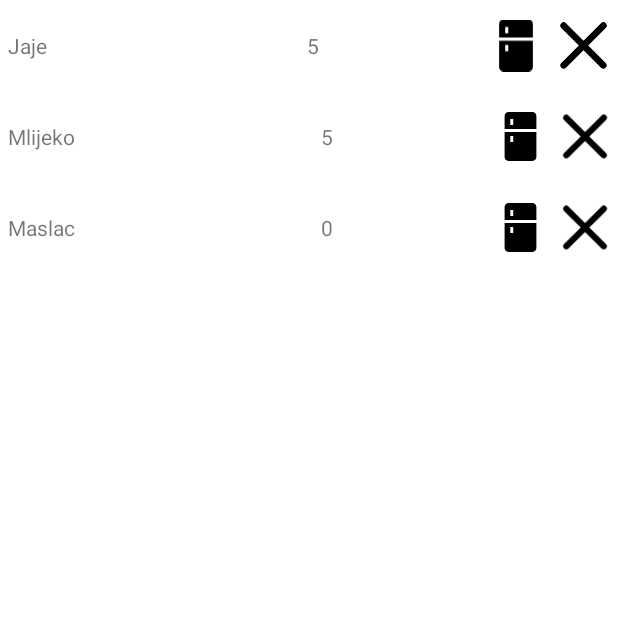
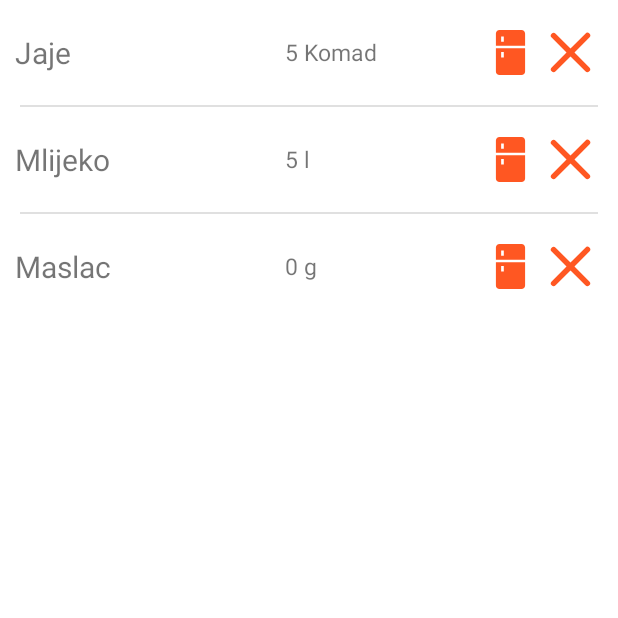
Before and after one commit to foivz/rampu22-ssmrcek20-kvardijan-fsostaric20, an Android app: the fragment ShoppingListFragment shown on its own in the app's theme, on a phone screen of 412 x 824 dp, the top half of it. Run offline under Robolectric (Android 15) with nearby library versions, the phone set to English and light mode, and no system bars.

Commit message:
Popravak prikaza shopping liste

```diff
--- a/Software/app/src/main/java/hr/foi/rampu/fridgium/adapters/ShoppingListaAdapter.kt
+++ b/Software/app/src/main/java/hr/foi/rampu/fridgium/adapters/ShoppingListaAdapter.kt
@@ -26,7 +26,7 @@ class ShoppingListaAdapter(private val shoppingList: List<Namirnica>) : Recycler
 
         fun bind(namirnica: Namirnica) {
             namirnicaNaziv.text = namirnica.naziv
-            namirnicaKolicina.text = namirnica.kolicina_kupovina.toString()
+            namirnicaKolicina.text = namirnica.kolicina_kupovina.toString() + " " + namirnica.mjernaJedinica.naziv
         }
     }
 
--- a/Software/app/src/main/java/hr/foi/rampu/fridgium/fragments/ShoppingListFragment.kt
+++ b/Software/app/src/main/java/hr/foi/rampu/fridgium/fragments/ShoppingListFragment.kt
@@ -5,14 +5,17 @@ import androidx.fragment.app.Fragment
 import android.view.LayoutInflater
 import android.view.View
 import android.view.ViewGroup
+import android.widget.TextView
 import androidx.recyclerview.widget.LinearLayoutManager
 import androidx.recyclerview.widget.RecyclerView
+import com.google.android.material.divider.MaterialDividerItemDecoration
 import hr.foi.rampu.fridgium.R
 import hr.foi.rampu.fridgium.adapters.ShoppingListaAdapter
 import hr.foi.rampu.fridgium.helpers.MockDataLoader
 
 class ShoppingListFragment : Fragment() {
     private lateinit var recyclerView: RecyclerView
+    private lateinit var emptyView: TextView
 
     override fun onCreateView(
         inflater: LayoutInflater, container: ViewGroup?,
@@ -23,7 +26,23 @@ class ShoppingListFragment : Fragment() {
 
     override fun onViewCreated(view: View, savedInstanceState: Bundle?) {
         recyclerView = view.findViewById(R.id.rv_shopping_list)
-        recyclerView.adapter = ShoppingListaAdapter(MockDataLoader.getDemoData())
-        recyclerView.layoutManager = LinearLayoutManager(view.context)
+        emptyView = view.findViewById(R.id.empty_view)
+        val probniPodaci = MockDataLoader.DajProbnePodatke()
+        if(probniPodaci.isEmpty()){
+            recyclerView.visibility = View.GONE
+            emptyView.visibility = View.VISIBLE
+        }
+        else{
+            recyclerView.visibility = View.VISIBLE
+            emptyView.visibility = View.GONE
+            recyclerView.adapter = ShoppingListaAdapter(MockDataLoader.DajProbnePodatke())
+            recyclerView.layoutManager = LinearLayoutManager(view.context)
+            val divider = MaterialDividerItemDecoration(view.context,LinearLayoutManager.VERTICAL)
+            divider.dividerInsetStart = 20
+            divider.dividerInsetEnd = 20
+            divider.isLastItemDecorated = false
+            recyclerView.addItemDecoration(divider)
+        }
+
     }
 }
--- a/Software/app/src/main/java/hr/foi/rampu/fridgium/helpers/MockDataLoader.kt
+++ b/Software/app/src/main/java/hr/foi/rampu/fridgium/helpers/MockDataLoader.kt
@@ -4,7 +4,7 @@ import hr.foi.rampu.fridgium.entities.MjernaJedinica
 import hr.foi.rampu.fridgium.entities.Namirnica
 
 object MockDataLoader {
-    fun getDemoData(): List<Namirnica> =  listOf(
+    fun DajProbnePodatke(): List<Namirnica> =  listOf(
         Namirnica(1, "Jaje", 3, MjernaJedinica(1, "Komad"), 5),
         Namirnica(2, "Mlijeko", 1, MjernaJedinica(2, "l"), 5),
         Namirnica(3, "Maslac", 300, MjernaJedinica(3, "g"), 0),
--- a/Software/app/src/main/res/drawable/delete.xml
+++ b/Software/app/src/main/res/drawable/delete.xml
@@ -5,5 +5,5 @@
     android:viewportHeight="16">
   <path
       android:pathData="M1.293,1.293a1,1 0,0 1,1.414 0L8,6.586l5.293,-5.293a1,1 0,1 1,1.414 1.414L9.414,8l5.293,5.293a1,1 0,0 1,-1.414 1.414L8,9.414l-5.293,5.293a1,1 0,0 1,-1.414 -1.414L6.586,8 1.293,2.707a1,1 0,0 1,0 -1.414z"
-      android:fillColor="#FF000000"/>
+      android:fillColor="?attr/colorAccent"/>
 </vector>
--- a/Software/app/src/main/res/drawable/fridge.xml
+++ b/Software/app/src/main/res/drawable/fridge.xml
@@ -4,9 +4,9 @@
     android:viewportWidth="512"
     android:viewportHeight="512">
   <path
-      android:fillColor="#FF000000"
+      android:fillColor="?attr/colorAccent"
       android:pathData="M381.31,0H130.69c-22.48,0 -40.76,18.29 -40.76,40.76v137.13h332.14V40.76C422.07,18.29 403.79,0 381.31,0zM179.94,134.62h-30.42v-60.93h30.42V134.62z"/>
   <path
-      android:fillColor="#FF000000"
+      android:fillColor="?attr/colorAccent"
       android:pathData="M89.93,208.31v262.93c0,22.48 18.29,40.76 40.76,40.76h250.62c22.48,0 40.76,-18.29 40.76,-40.76V208.31H89.93zM179.94,312.51h-30.42v-60.93h30.42V312.51z"/>
 </vector>
--- a/Software/app/src/main/res/layout/fragment_shopping_list.xml
+++ b/Software/app/src/main/res/layout/fragment_shopping_list.xml
@@ -9,4 +9,11 @@
         android:id="@+id/rv_shopping_list"
         android:layout_width="match_parent"
         android:layout_height="match_parent" />
+    <TextView
+        android:id="@+id/empty_view"
+        android:layout_width="match_parent"
+        android:layout_height="match_parent"
+        android:gravity="center"
+        android:visibility="gone"
+        android:text="Dodaj namirnice u listu" />
 </FrameLayout>
--- a/Software/app/src/main/res/layout/shopping_list_item.xml
+++ b/Software/app/src/main/res/layout/shopping_list_item.xml
@@ -4,7 +4,7 @@
     xmlns:tools="http://schemas.android.com/tools"
     android:layout_width="match_parent"
     android:layout_height="50dp"
-    android:layout_margin="5dp">
+    android:layout_margin="10dp">
 
 
     <LinearLayout
@@ -14,31 +14,29 @@
 
         <TextView
             android:id="@+id/tv_naziv"
-            android:layout_width="wrap_content"
+            android:layout_width="180dp"
             android:layout_height="match_parent"
             android:gravity="center_vertical"
-            android:layout_weight="5" />
+            android:textSize="20sp"/>
 
         <TextView
             android:id="@+id/tv_kolicina"
-            android:layout_width="wrap_content"
+            android:layout_width="125dp"
             android:layout_height="match_parent"
             android:gravity="center_vertical"
-            android:layout_weight="3" />
+            android:textSize="15sp"/>
 
         <ImageView
             android:id="@+id/img_fridge"
-            android:layout_width="0dp"
+            android:layout_width="30dp"
             android:layout_height="match_parent"
-            android:layout_weight="1"
             app:srcCompat="@drawable/fridge"
             android:layout_marginLeft="10dp"/>
 
         <ImageView
             android:id="@+id/img_delete"
-            android:layout_width="0dp"
+            android:layout_width="30dp"
             android:layout_height="match_parent"
-            android:layout_weight="1"
             app:srcCompat="@drawable/delete"
             android:layout_marginLeft="10dp"/>
     </LinearLayout>
```
